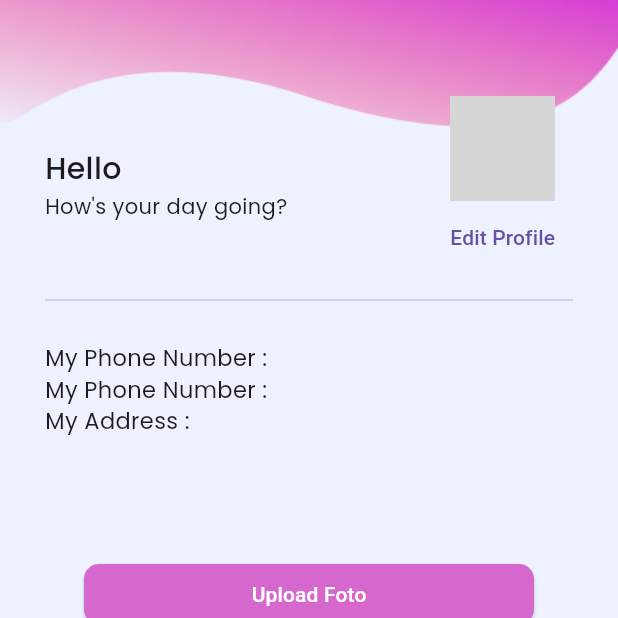
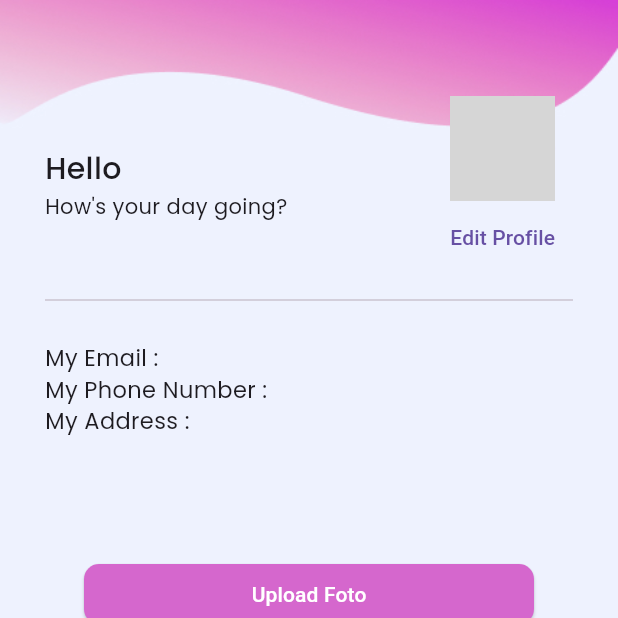
Before and after one commit to samosa76/tugas-10, a Flutter app: the screen it shows once a user with an empty profile is signed in, on a phone screen of 412 x 824 dp, the top half of it. Run offline on Flutter 3.47's test engine with Material 3 defaults, Android fonts, the phone set to English and light mode, and no system bars; our stand-ins replace cached_network_image, cloud_firestore, firebase_auth, firebase_core, firebase_storage, get and 3 more; accounts and stored records are empty; network calls fail; grey boxes are pictures that could not be loaded.

Commit message:
finisihng app

```diff
--- a/lib/app/modules/home/views/home_view.dart
+++ b/lib/app/modules/home/views/home_view.dart
@@ -144,7 +144,7 @@ class HomeView extends GetView<HomeController> {
                                         children: [
                                           SizedBox(
                                             child: Text(
-                                              'My Phone Number : ${user['email']}',
+                                              'My Email : ${user['email']}',
                                               style: GoogleFonts.poppins(
                                                 textStyle: const TextStyle(
                                                   fontSize: 15.0,
```
